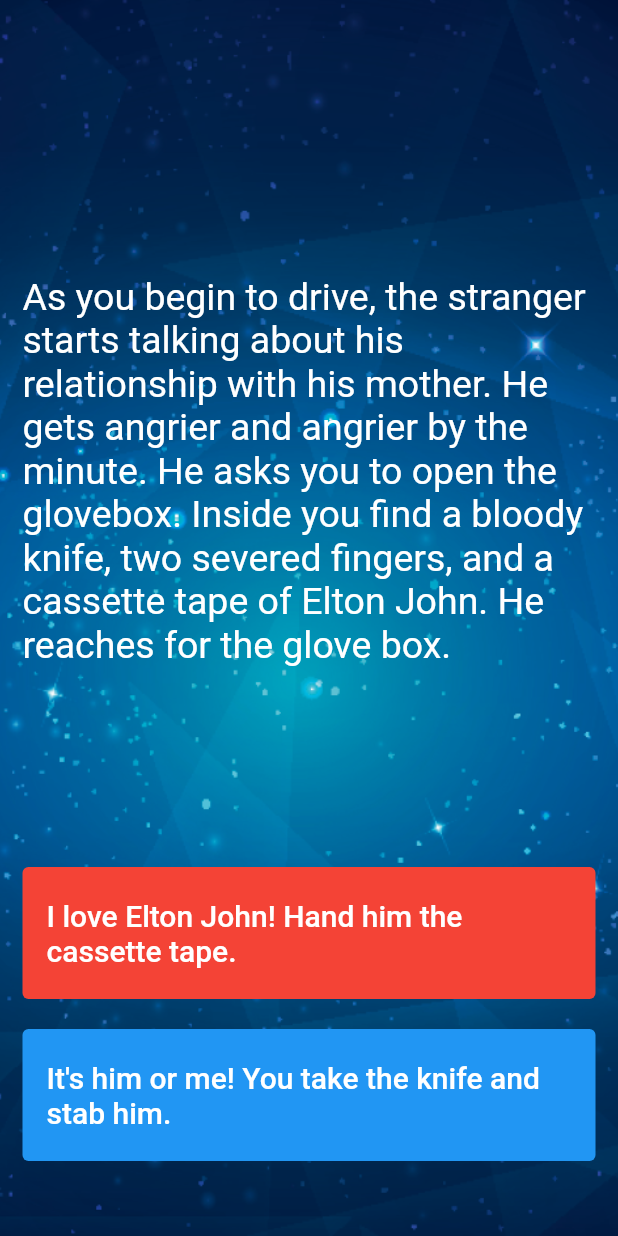
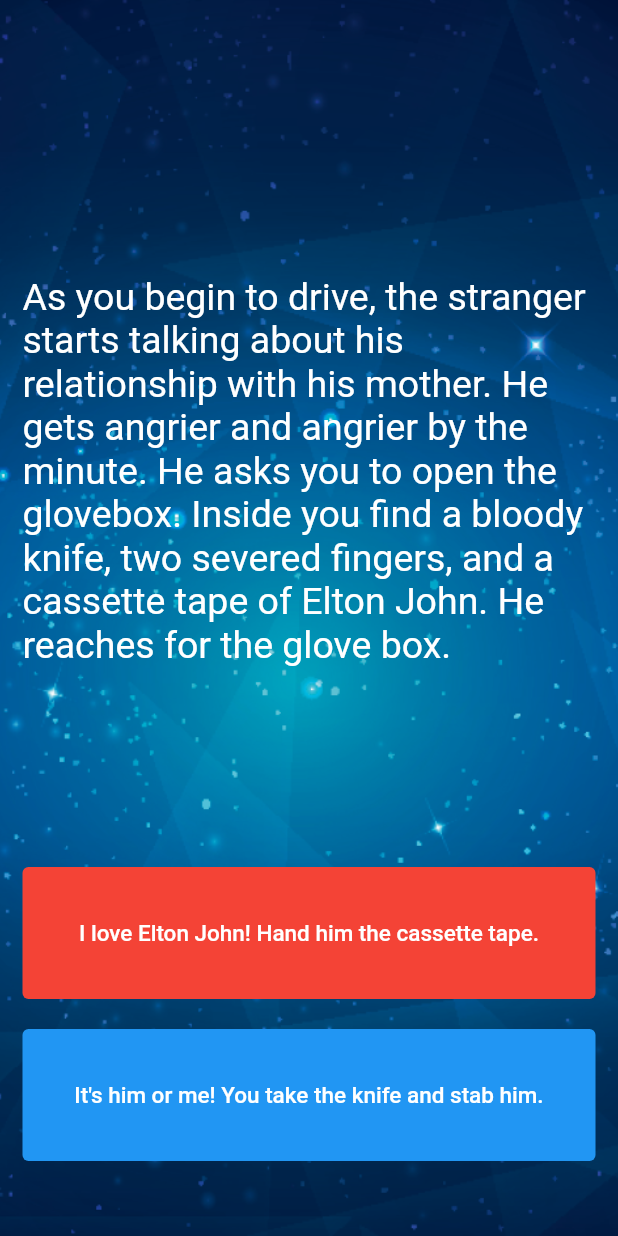
Before and after one commit to RichardCastuera/Destini, a Flutter app: the screen it shows after launch, after a tap on an icon or button, on a phone screen of 412 x 824 dp. Run offline on Flutter 3.47's test engine with Material 2 defaults, Android fonts, the phone set to English and light mode, and no system bars.

Commit message:
fix(destini_app): Fixed the nextStory() function

```diff
--- a/destini_app/lib/main.dart
+++ b/destini_app/lib/main.dart
@@ -52,7 +52,6 @@ class _StoryPageState extends State<StoryPage> {
               ),
               Expanded(
                 flex: 2,
-                child: Visibility(
                 child: TextButton(
                   onPressed: () {
                     //Choice 1 made by user.
@@ -69,11 +68,10 @@ class _StoryPageState extends State<StoryPage> {
                     padding: const EdgeInsets.all(8.0),
                     child: Text(
                       style: TextStyle(
-                          fontSize: 20.0,
+                        fontSize: 15.0,
                       ),
                       //Step 13 - Use the storyBrain to get the text for choice 1.
                       storyBrain.getChoice1(),
-                      ),
                     ),
                   ),
                 ),
@@ -103,7 +101,7 @@ class _StoryPageState extends State<StoryPage> {
                       padding: const EdgeInsets.all(8.0),
                       child: Text(
                         style: TextStyle(
-                          fontSize: 20.0,
+                          fontSize: 15.0,
                         ),
                         //Step 14 - Use the storyBrain to get the text for choice 2.
                         storyBrain.getChoice2(),
--- a/destini_app/lib/story_brain.dart
+++ b/destini_app/lib/story_brain.dart
@@ -63,6 +63,16 @@ class StoryBrain {
   void nextStory(int choiceNumber) {
     if (choiceNumber == 1 && _storyNumber == 0) {
       _storyNumber = 2;
+    } else if (choiceNumber == 2 && _storyNumber == 0) {
+      _storyNumber = 1;
+    } else if (choiceNumber == 1 && _storyNumber == 1) {
+      _storyNumber = 2;
+    } else if (choiceNumber == 2 && _storyNumber == 1) {
+      _storyNumber = 3;
+    } else if (choiceNumber == 1 && _storyNumber == 2) {
+      _storyNumber = 5;
+    } else if (choiceNumber == 2 && _storyNumber == 2) {
+      _storyNumber = 4;
     } else if (_storyNumber == 3 || _storyNumber == 4 || _storyNumber == 5) {
       restart();
     }
```
Lines whose indentation alone changed are shown as unchanged.
